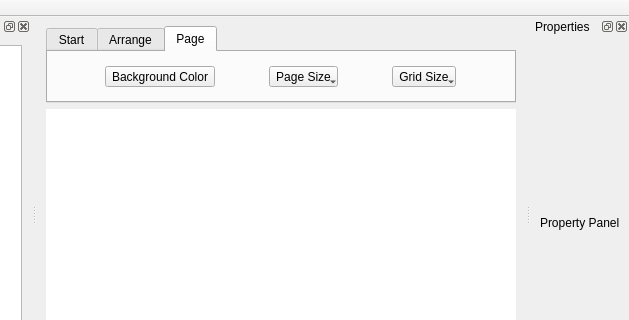
The window that MyPaint/mainwindow.ui (sapphire-YE/111) describes before a commit, drawn with Qt 5; both pictures show x 243 to 872 and y 0 to 320 of the 872 by 432 pixel window.
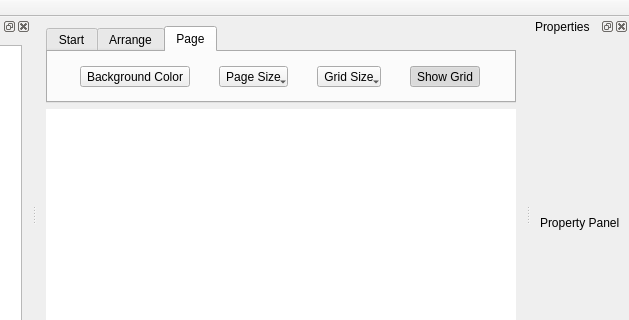
The same window after the commit. The open tabs and pages were chosen to show the change.

Diff of the .ui file:
```diff
--- a/MyPaint/mainwindow.ui
+++ b/MyPaint/mainwindow.ui
@@ -97,6 +97,19 @@
           <addaction name="actionGridLarge"/>
          </widget>
         </item>
+        <item>
+         <widget class="QToolButton" name="toolButtonGridVisible">
+          <property name="text">
+           <string>Show Grid</string>
+          </property>
+          <property name="checkable">
+           <bool>true</bool>
+          </property>
+          <property name="checked">
+           <bool>true</bool>
+          </property>
+         </widget>
+        </item>
        </layout>
       </widget>
      </widget>
```
